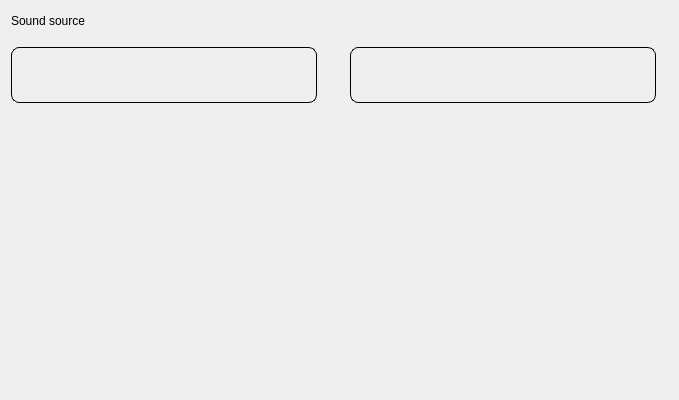
Before: the Qt Designer form widget/Setting/SoundBot/WSoundSourcePage.ui in yechaoGitHub/AI, drawn with Qt 5.
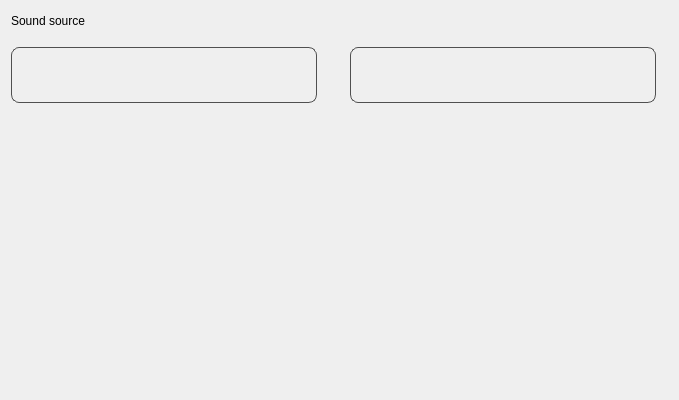
After: the same form once the commit is applied. Icons and pictures are not drawn. Custom widgets are drawn as their Qt base class.

What changed in the file:
```diff
--- a/widget/Setting/SoundBot/WSoundSourcePage.ui
+++ b/widget/Setting/SoundBot/WSoundSourcePage.ui
@@ -24,7 +24,7 @@
 
 QFrame#frame1,#frame2{
 	border-radius:8px;
-	border:1px solid #000000;
+	border:1px solid #505050;
 }
 
 QPushButton{
```
Left out of the diff: 2 changed lines with no effect on the pictures.
